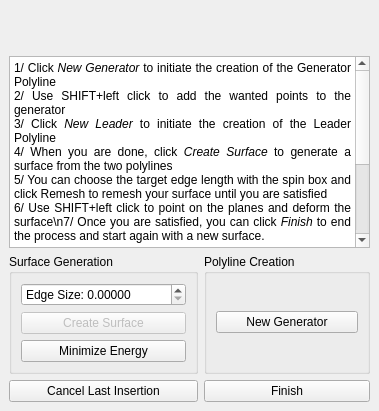
Old version of the form Polyhedron/demo/Polyhedron/Plugins/Surface_mesh_deformation/Create_surface.ui in the repository maxGimeno/cgal.
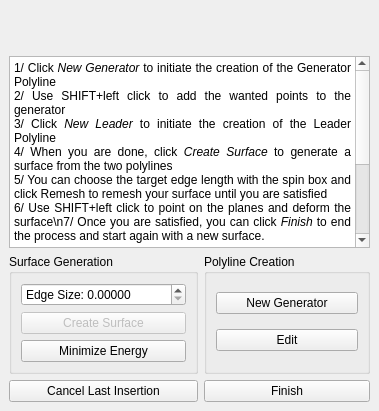
New version of the form.

Diff of the .ui file:
```diff
--- a/Polyhedron/demo/Polyhedron/Plugins/Surface_mesh_deformation/Create_surface.ui
+++ b/Polyhedron/demo/Polyhedron/Plugins/Surface_mesh_deformation/Create_surface.ui
@@ -119,6 +119,13 @@
              </property>
             </widget>
            </item>
+           <item>
+            <widget class="QPushButton" name="editButton">
+             <property name="text">
+              <string>Edit</string>
+             </property>
+            </widget>
+           </item>
           </layout>
          </item>
         </layout>
```
